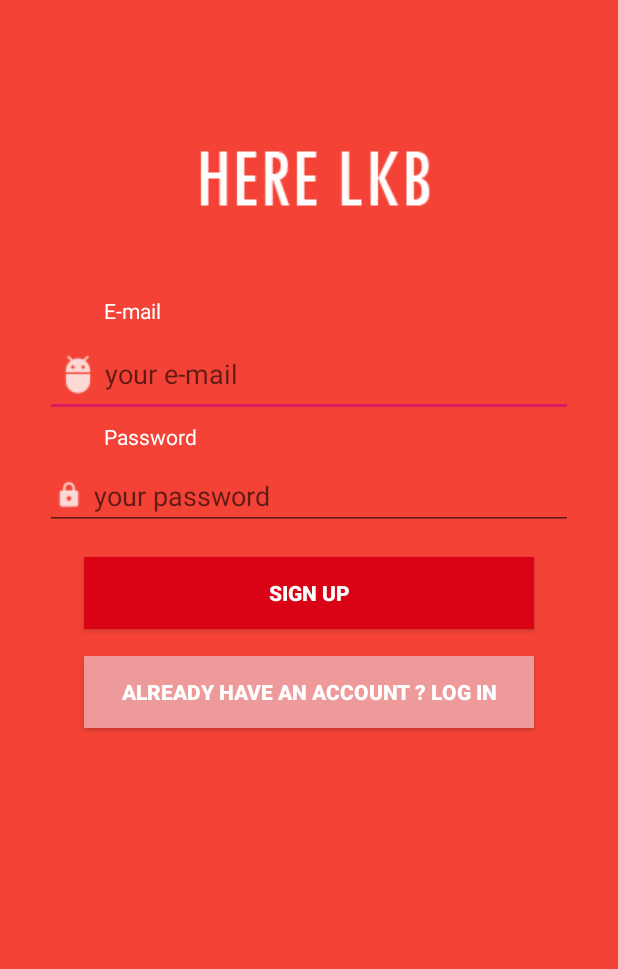
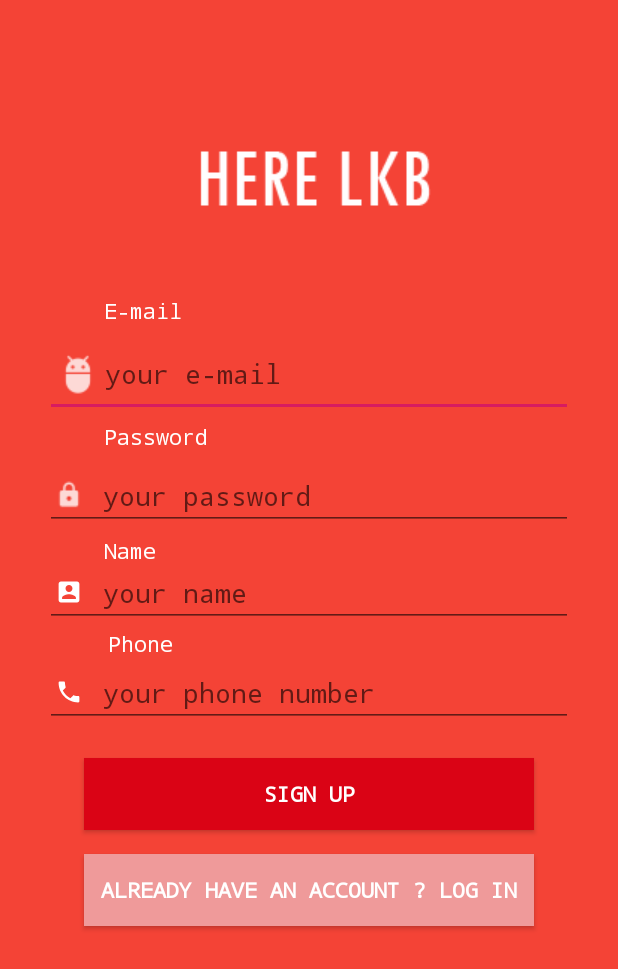
Before and after one commit to 58050360/HereLKB, an Android app: the SignUpActivity screen opened directly, with no data from a screen before it, on a phone screen of 412 x 824 dp. Shown: the top 969 px of the screen. Run offline under Robolectric (Android 15) with nearby library versions, the phone set to English and light mode, and no system bars; our stand-ins replace Firebase (no records; nobody signed in at launch, a user with empty details on screens opened directly).

Commit message:
Sign Up Front&BackEnd Connect

```diff
--- a/app/build.gradle
+++ b/app/build.gradle
@@ -23,6 +23,7 @@ dependencies {
     implementation fileTree(dir: 'libs', include: ['*.jar'])
     implementation 'com.android.support:appcompat-v7:28.+'
     implementation 'com.android.support.constraint:constraint-layout:1.1.3'
+    implementation 'com.google.firebase:firebase-database:16.0.1'
     testImplementation 'junit:junit:4.12'
     androidTestImplementation 'com.android.support.test:runner:1.0.2'
     androidTestImplementation 'com.android.support.test.espresso:espresso-core:3.0.2'
--- a/app/src/main/java/com/skyzhaneul/herelkb/SignUpActivity.java
+++ b/app/src/main/java/com/skyzhaneul/herelkb/SignUpActivity.java
@@ -1,7 +1,6 @@
 package com.skyzhaneul.herelkb;
 
 import android.content.Intent;
-import android.media.MediaPlayer;
 import android.support.annotation.NonNull;
 import android.support.v7.app.AppCompatActivity;
 import android.os.Bundle;
@@ -15,11 +14,12 @@ import com.google.android.gms.tasks.OnCompleteListener;
 import com.google.android.gms.tasks.Task;
 import com.google.firebase.auth.AuthResult;
 import com.google.firebase.auth.FirebaseAuth;
+import com.google.firebase.database.FirebaseDatabase;
 
 public class SignUpActivity extends AppCompatActivity implements View.OnClickListener {
 
-    ProgressBar progressBar;
-    EditText txt_signemail, txt_signpassword;
+    private ProgressBar progressBar;
+    private  EditText txt_signemail, txt_signpassword, txt_signname, txt_signphone;
 
     private FirebaseAuth mAuth;
 
@@ -29,48 +29,91 @@ public class SignUpActivity extends AppCompatActivity implements View.OnClickLis
         setContentView(R.layout.activity_sign_up);
         txt_signemail = (EditText) findViewById(R.id.txt_signemail);
         txt_signpassword = (EditText) findViewById(R.id.txt_signpassword);
+        txt_signname = (EditText) findViewById(R.id.txt_signname);
+        txt_signphone = (EditText) findViewById(R.id.txt_signphone);
         progressBar = (ProgressBar) findViewById(R.id.progressBar);
+
+        progressBar.setVisibility(View.GONE);
 
         mAuth = FirebaseAuth.getInstance();
         findViewById(R.id.gosignup_action).setOnClickListener(this);
         findViewById(R.id.gologin_action).setOnClickListener(this);
 
     }
-    private void registerUser(){
-        String email = txt_signemail.getText().toString().trim();
+
+    @Override
+    protected void onStart() {
+        super.onStart();
+        if (mAuth.getCurrentUser() != null) {
+
+        }
+    }
+
+    private void registerUser() {
+        final String email = txt_signemail.getText().toString().trim();
         String password = txt_signpassword.getText().toString().trim();
-        if(email.isEmpty()){
+        final String name = txt_signname.getText().toString().trim();
+        final String phone = txt_signphone.getText().toString().trim();
+        if (email.isEmpty()) {
             txt_signemail.setError("Email is required");
             txt_signemail.requestFocus();
             return;
         }
-        if (!Patterns.EMAIL_ADDRESS.matcher(email).matches()){
+        if (!Patterns.EMAIL_ADDRESS.matcher(email).matches()) {
             txt_signemail.setError("Please enter a valid email");
             txt_signemail.requestFocus();
             return;
         }
-        if(password.isEmpty()){
+        if (password.isEmpty()) {
             txt_signpassword.setError("Password is required");
             txt_signpassword.requestFocus();
             return;
         }
-        if(password.length()<6){
+        if (password.length() < 6) {
             txt_signpassword.setError("Minimum lengt of password should be 6");
             txt_signpassword.requestFocus();
             return;
         }
+        if (phone.isEmpty()) {
+            txt_signphone.setError("Phone is required");
+            txt_signphone.requestFocus();
+            return;
+        }
+        if (phone.length() != 10) {
+            txt_signphone.setError("Enter a valid phone number");
+            txt_signphone.requestFocus();
+            return;
+        }
         progressBar.setVisibility(View.VISIBLE);
-       mAuth.createUserWithEmailAndPassword(email,password).addOnCompleteListener(new OnCompleteListener<AuthResult>() {
+        mAuth.createUserWithEmailAndPassword(email, password).addOnCompleteListener(new OnCompleteListener<AuthResult>() {
             @Override
             public void onComplete(@NonNull Task<AuthResult> task) {
+                if (task.isSuccessful()) {
+                    User user = new User(
+                            name,
+                            email,
+                            phone
+                    );
+                    FirebaseDatabase.getInstance().getReference("Users")
+                            .child(FirebaseAuth.getInstance().getCurrentUser().getUid())
+                            .setValue(user).addOnCompleteListener(new OnCompleteListener<Void>() {
+                        @Override
+                        public void onComplete(@NonNull Task<Void> task) {
                             progressBar.setVisibility(View.GONE);
-               if(task.isSuccessful()) {
-                   Toast.makeText(getApplicationContext(),"User Register Successful",Toast.LENGTH_SHORT).show();
-               } else { Toast.makeText(getApplicationContext(),"Some Error occured",Toast.LENGTH_SHORT).show();
+                            if (task.isSuccessful()) {
+                                Toast.makeText(getApplicationContext(), "User Register Successful", Toast.LENGTH_SHORT).show();
+                            } else {
+                                //display a failure message
+                            }
+                        }
+                    });
+                } else {
+                    Toast.makeText(getApplicationContext(), "Some Error occured", Toast.LENGTH_SHORT).show();
                 }
             }
         });
     }
+
     @Override
     public void onClick(View view) {
         switch (view.getId()) {
--- /dev/null
+++ b/app/src/main/java/com/skyzhaneul/herelkb/User.java
@@ -0,0 +1,14 @@
+package com.skyzhaneul.herelkb;
+
+public class User {
+    public String name, email ,phone ;
+
+    public  User() {
+
+    }
+    public User(String name, String email, String phone) {
+        this.name = name;
+        this.email = email;
+        this.phone = phone;
+    }
+}
--- /dev/null
+++ b/app/src/main/res/drawable-anydpi/ic_action_name.xml
@@ -0,0 +1,13 @@
+<vector xmlns:android="http://schemas.android.com/apk/res/android"
+    android:width="24dp"
+    android:height="24dp"
+    android:viewportWidth="31.2"
+    android:viewportHeight="31.2"
+    android:tint="#FFFFFF">
+  <group android:translateX="3.6"
+      android:translateY="3.6">
+      <path
+          android:fillColor="#FF000000"
+          android:pathData="M3,5v14c0,1.1 0.89,2 2,2h14c1.1,0 2,-0.9 2,-2L21,5c0,-1.1 -0.9,-2 -2,-2L5,3c-1.11,0 -2,0.9 -2,2zM15,9c0,1.66 -1.34,3 -3,3s-3,-1.34 -3,-3 1.34,-3 3,-3 3,1.34 3,3zM6,17c0,-2 4,-3.1 6,-3.1s6,1.1 6,3.1v1L6,18v-1z"/>
+  </group>
+</vector>
--- /dev/null
+++ b/app/src/main/res/drawable-anydpi/ic_action_phone.xml
@@ -0,0 +1,13 @@
+<vector xmlns:android="http://schemas.android.com/apk/res/android"
+    android:width="24dp"
+    android:height="24dp"
+    android:viewportWidth="31.2"
+    android:viewportHeight="31.2"
+    android:tint="#FFFFFF">
+  <group android:translateX="3.6"
+      android:translateY="3.6">
+      <path
+          android:fillColor="#FF000000"
+          android:pathData="M6.62,10.79c1.44,2.83 3.76,5.14 6.59,6.59l2.2,-2.2c0.27,-0.27 0.67,-0.36 1.02,-0.24 1.12,0.37 2.33,0.57 3.57,0.57 0.55,0 1,0.45 1,1V20c0,0.55 -0.45,1 -1,1 -9.39,0 -17,-7.61 -17,-17 0,-0.55 0.45,-1 1,-1h3.5c0.55,0 1,0.45 1,1 0,1.25 0.2,2.45 0.57,3.57 0.11,0.35 0.03,0.74 -0.25,1.02l-2.2,2.2z"/>
+  </group>
+</vector>
--- a/app/src/main/res/layout/activity_sign_up.xml
+++ b/app/src/main/res/layout/activity_sign_up.xml
@@ -28,7 +28,9 @@
         android:layout_marginTop="-24dp"
         android:text="E-mail"
         android:textColor="#FFFFFF"
-        android:textStyle="normal" />
+        android:textStyle="normal"
+        android:typeface="monospace" />
+
 
     <TextView
         android:id="@+id/txt_pw"
@@ -40,7 +42,34 @@
         android:layout_marginTop="60dp"
         android:text="Password"
         android:textColor="#FFFFFF"
-        android:textStyle="normal" />
+        android:textStyle="normal"
+        android:typeface="monospace" />
+
+    <TextView
+        android:id="@+id/txt_name"
+        android:layout_width="wrap_content"
+        android:layout_height="wrap_content"
+        android:layout_alignTop="@+id/txt_signemail"
+        android:layout_alignParentStart="true"
+        android:layout_marginStart="69dp"
+        android:layout_marginTop="136dp"
+        android:text="Name"
+        android:textColor="#FFFFFF"
+        android:textStyle="normal"
+        android:typeface="monospace" />
+
+    <TextView
+        android:id="@+id/txt_phone"
+        android:layout_width="wrap_content"
+        android:layout_height="wrap_content"
+        android:layout_alignTop="@+id/txt_signemail"
+        android:layout_alignParentStart="true"
+        android:layout_marginStart="72dp"
+        android:layout_marginTop="198dp"
+        android:text="Phone"
+        android:textColor="#FFFFFF"
+        android:textStyle="normal"
+        android:typeface="monospace" />
 
     <EditText
 
@@ -59,6 +88,7 @@
         android:importantForAutofill="no"
         android:inputType="textEmailAddress"
         android:textColor="#FFFFFF"
+        android:typeface="monospace"
         tools:textSize="18sp" />
 
     <EditText
@@ -75,7 +105,42 @@
         android:hint=" your password"
         android:inputType="textPassword"
         android:textColor="#FFFFFF"
-        android:textSize="18sp" />
+        android:textSize="18sp"
+        android:typeface="monospace" />
+
+    <EditText
+        android:id="@+id/txt_signname"
+        android:layout_width="match_parent"
+        android:layout_height="wrap_content"
+        android:layout_below="@+id/txt_signpassword"
+        android:layout_centerHorizontal="true"
+        android:layout_marginLeft="30dp"
+        android:layout_marginTop="19dp"
+        android:layout_marginRight="30dp"
+        android:drawableLeft="@drawable/ic_action_name"
+        android:ems="10"
+        android:hint=" your name"
+        android:inputType="textPersonName"
+        android:textColor="#FFFFFF"
+        android:textSize="18sp"
+        android:typeface="monospace" />
+
+    <EditText
+        android:id="@+id/txt_signphone"
+        android:layout_width="match_parent"
+        android:layout_height="wrap_content"
+        android:layout_below="@+id/txt_signpassword"
+        android:layout_centerHorizontal="true"
+        android:layout_marginLeft="30dp"
+        android:layout_marginTop="86dp"
+        android:layout_marginRight="30dp"
+        android:drawableLeft="@drawable/ic_action_phone"
+        android:ems="10"
+        android:hint=" your phone number"
+        android:inputType="phone"
+        android:textColor="#FFFFFF"
+        android:textSize="18sp"
+        android:typeface="monospace" />
 
     <Button
         android:id="@+id/gosignup_action"
@@ -83,11 +148,12 @@
         android:layout_height="wrap_content"
         android:layout_below="@+id/txt_signpassword"
         android:layout_centerHorizontal="true"
-        android:layout_marginTop="18dp"
+        android:layout_marginTop="152dp"
         android:background="@color/colorbutton1"
         android:text="Sign UP"
         android:textColor="#FFFFFF"
         android:textStyle="normal|bold"
+        android:typeface="monospace"
         tools:textSize="18sp" />
 
     <Button
@@ -96,19 +162,21 @@
         android:layout_height="wrap_content"
         android:layout_below="@+id/gosignup_action"
         android:layout_centerHorizontal="true"
-        android:layout_marginTop="18dp"
+        android:layout_marginTop="16dp"
         android:background="@color/colorbutton2"
         android:text="Already have an Account ? Log In"
         android:textColor="#FFFFFF"
         android:textStyle="normal|bold"
+        android:typeface="monospace"
         tools:textSize="18sp" />
 
     <ProgressBar
         android:id="@+id/progressBar"
         android:layout_width="wrap_content"
         android:layout_height="wrap_content"
-        android:layout_gravity="center|bottom"
         android:layout_centerHorizontal="true"
         android:layout_centerVertical="true"
+        android:layout_gravity="center|bottom"
         android:visibility="gone" />
+
 </RelativeLayout>
```
Also changed, not shown: app/src/main/res/drawable-hdpi/ic_action_name.png (added), app/src/main/res/drawable-hdpi/ic_action_phone.png (added), app/src/main/res/drawable-mdpi/ic_action_name.png (added), app/src/main/res/drawable-mdpi/ic_action_phone.png (added), app/src/main/res/drawable-xhdpi/ic_action_name.png (added), app/src/main/res/drawable-xhdpi/ic_action_phone.png (added), app/src/main/res/drawable-xxhdpi/ic_action_name.png (added), app/src/main/res/drawable-xxhdpi/ic_action_phone.png (added). Lines whose indentation alone changed are shown as unchanged.
